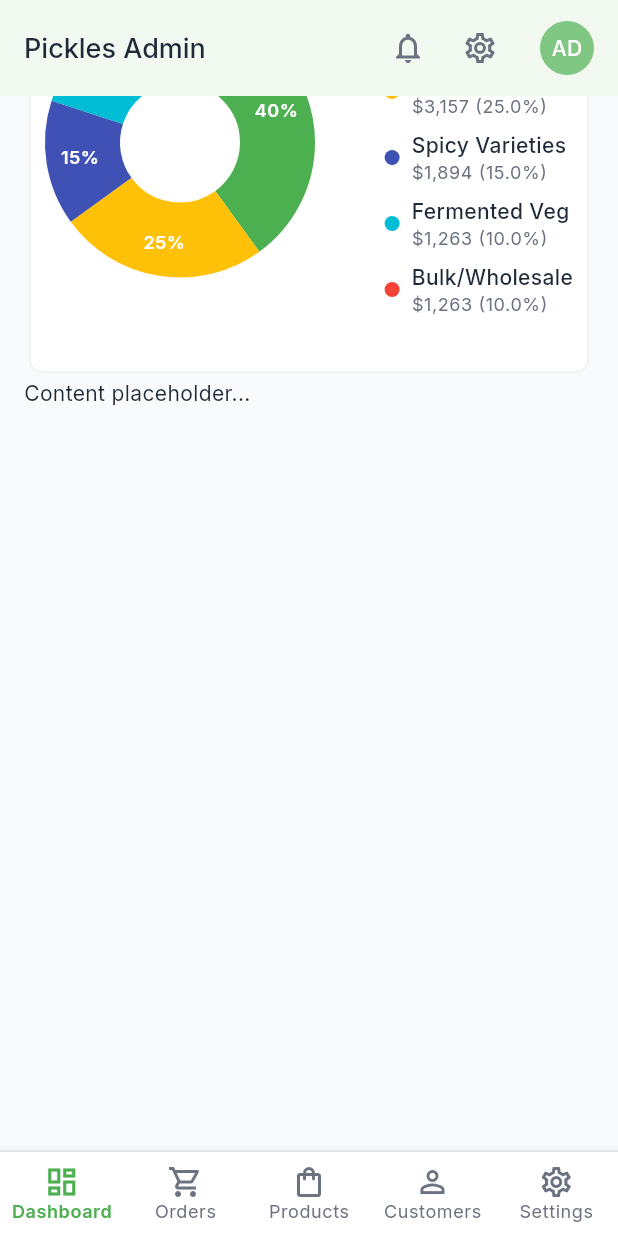
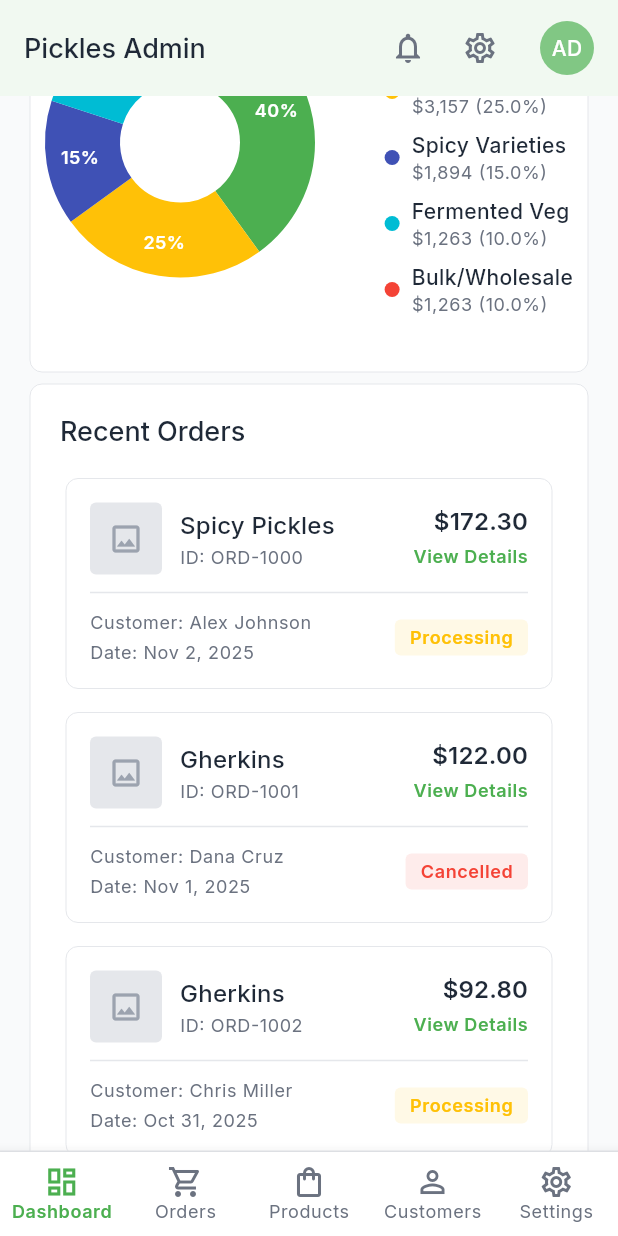
Before and after one commit to tulasireddytulasi/pickles_lab_web, a Flutter app: the screen it shows after launch, scrolled down 1152 dp, on a phone screen of 412 x 824 dp. Run offline on Flutter 3.47's test engine with Material 3 defaults, Android fonts, the phone set to English and light mode, and no system bars; drawn by our look-alikes of fl_chart; our stand-ins replace bloc, go_router, google_fonts.

Commit message:
feat: Implement responsive Recent Orders section
This commit introduces the "Recent Orders" section to the dashboard, which responsively displays order data in a table on desktop and as a list of cards on mobile.

### Features
- **Responsive Layout**: Implements `RecentOrdersContainer` which acts as a responsive wrapper, switching between a `DataTable` for desktop (`>=769px`) and a `Column` of cards for smaller screens.
- **Desktop View**: Creates `RecentOrdersTable`, a horizontally scrollable `DataTable` displaying key order details, including an icon-based "View Details" action.
- **Mobile View**: Implements `OrderListItem`, a `Card`-based widget that presents a single order's information in a mobile-friendly two-row layout.
- **Status Badge**: Adds a new reusable `StatusBadge` widget that displays order status ('completed', 'processing', 'cancelled') with distinct background and text colors.
- **Integration**: Integrates the `RecentOrdersContainer` into the main `DashboardScreen`.

```diff
--- a/lib/app/presentation/dashboard_screen/dashboard_screen.dart
+++ b/lib/app/presentation/dashboard_screen/dashboard_screen.dart
@@ -5,6 +5,7 @@ import 'package:pickles_lab_dashboard/app/widgets/responsive_layout.dart';
 import 'widgets/chart_widget.dart';
 import 'widgets/dashboard_header.dart';
 import 'widgets/metric_cards_list.dart';
+import 'widgets/recent_orders_container.dart';
 
 /// The root screen for the Pickles Dashboard view.
 ///
@@ -30,6 +31,9 @@ class DashboardScreen extends StatelessWidget {
         // 3. Sales Trend Chart (Takes full width) chart_widget
         const ChartWidget(),
 
+        // 4. Recent Orders Table/List
+        const RecentOrdersContainer(),
+
 
         const Text('Content placeholder...'),
         const SizedBox(height: 1200),
--- /dev/null
+++ b/lib/app/presentation/dashboard_screen/widgets/data_display/status_badge.dart
@@ -0,0 +1,54 @@
+// lib/widgets/data_display/status_badge.dart
+
+import 'package:flutter/material.dart';
+import 'package:pickles_lab_dashboard/app/core/theme/app_colors.dart';
+
+/// A reusable badge widget to display the status of an order.
+///
+/// It uses a color scheme defined in AppColors based on the status text.
+/// This is a [StatelessWidget].
+class StatusBadge extends StatelessWidget {
+  final String status;
+
+  const StatusBadge({super.key, required this.status});
+
+  @override
+  Widget build(BuildContext context) {
+    // Determine color based on the status string
+    Color textColor;
+    Color backgroundColor;
+
+    switch (status.toLowerCase()) {
+      case 'completed':
+        textColor = AppColors.statusCompletedText;
+        backgroundColor = AppColors.statusCompletedBg;
+        break;
+      case 'processing':
+        textColor = AppColors.statusProcessingText;
+        backgroundColor = AppColors.statusProcessingBg;
+        break;
+      case 'cancelled':
+        textColor = AppColors.statusCancelledText;
+        backgroundColor = AppColors.statusCancelledBg;
+        break;
+      default:
+        textColor = AppColors.textMedium;
+        backgroundColor = AppColors.border;
+    }
+
+    return Container(
+      padding: const EdgeInsets.symmetric(horizontal: 10, vertical: 4),
+      decoration: BoxDecoration(
+        color: backgroundColor,
+        borderRadius: BorderRadius.circular(4.0),
+      ),
+      child: Text(
+        status,
+        style: Theme.of(context).textTheme.bodySmall!.copyWith(
+          color: textColor,
+          fontWeight: FontWeight.w600,
+        ),
+      ),
+    );
+  }
+}
--- /dev/null
+++ b/lib/app/presentation/dashboard_screen/widgets/order_list_item.dart
@@ -0,0 +1,122 @@
+// lib/screens/dashboard/widgets/order_list_item.dart
+
+import 'package:flutter/material.dart';
+import 'package:intl/intl.dart';
+import 'package:pickles_lab_dashboard/app/core/theme/app_colors.dart';
+import 'package:pickles_lab_dashboard/app/data/mock_data/metric_mock_data.dart';
+import 'data_display/status_badge.dart';
+
+/// The Mobile/Card view component for a single Recent Order item.
+///
+/// This is a [StatelessWidget].
+class OrderListItem extends StatelessWidget {
+  final Order order;
+
+  const OrderListItem({super.key, required this.order});
+
+  @override
+  Widget build(BuildContext context) {
+    final theme = Theme.of(context);
+    final currencyFormatter = NumberFormat.currency(locale: 'en_US', symbol: '\$', decimalDigits: 2);
+
+    return Card(
+      child: Padding(
+        padding: const EdgeInsets.all(16.0),
+        child: Column(
+          children: [
+            // Row 1: Product, Amount, and View Button
+            Row(
+              mainAxisAlignment: MainAxisAlignment.spaceBetween,
+              crossAxisAlignment: CrossAxisAlignment.start,
+              children: [
+                Expanded(
+                  child: Row(
+                    children: [
+                      // Image Placeholder
+                      Container(
+                        width: 48,
+                        height: 48,
+                        decoration: BoxDecoration(
+                          color: AppColors.border,
+                          borderRadius: BorderRadius.circular(4),
+                        ),
+                        margin: const EdgeInsets.only(right: 12),
+                        child: const Center(
+                            child: Icon(Icons.image_outlined, size: 24, color: AppColors.textLight)),
+                      ),
+
+                      // Product Name and ID
+                      Column(
+                        crossAxisAlignment: CrossAxisAlignment.start,
+                        children: [
+                          Text(order.productName, style: theme.textTheme.titleMedium),
+                          const SizedBox(height: 2),
+                          Text('ID: ${order.id}', style: theme.textTheme.bodySmall),
+                        ],
+                      ),
+                    ],
+                  ),
+                ),
+
+                // Amount and View Button
+                Column(
+                  crossAxisAlignment: CrossAxisAlignment.end,
+                  children: [
+                    Text(
+                      currencyFormatter.format(order.amount),
+                      style: theme.textTheme.titleMedium!.copyWith(fontWeight: FontWeight.w600),
+                    ),
+                    const SizedBox(height: 4),
+                    Semantics(
+                      button: true,
+                      label: 'View details',
+                      child: InkWell(
+                        onTap: () {
+                          // TODO: Implement Modal opening (Step 11)
+                          ScaffoldMessenger.of(context).showSnackBar(
+                            SnackBar(content: Text('Viewing Order: ${order.id}')),
+                          );
+                        },
+                        child: Text(
+                          'View Details',
+                          style: theme.textTheme.bodySmall!.copyWith(
+                            color: AppColors.primary,
+                            fontWeight: FontWeight.w600,
+                          ),
+                        ),
+                      ),
+                    ),
+                  ],
+                ),
+              ],
+            ),
+
+            const Divider(height: 24, color: AppColors.border),
+
+            // Row 2: Customer, Date, and Status
+            Row(
+              mainAxisAlignment: MainAxisAlignment.spaceBetween,
+              children: [
+                // Customer and Date
+                Column(
+                  crossAxisAlignment: CrossAxisAlignment.start,
+                  children: [
+                    Text('Customer: ${order.customerName}', style: theme.textTheme.bodySmall),
+                    const SizedBox(height: 4),
+                    Text(
+                      'Date: ${DateFormat('MMM d, yyyy').format(order.orderDate)}',
+                      style: theme.textTheme.bodySmall,
+                    ),
+                  ],
+                ),
+
+                // Status Badge
+                StatusBadge(status: order.status),
+              ],
+            ),
+          ],
+        ),
+      ),
+    );
+  }
+}
--- /dev/null
+++ b/lib/app/presentation/dashboard_screen/widgets/recent_orders_container.dart
@@ -0,0 +1,49 @@
+// lib/screens/dashboard/widgets/recent_orders_container.dart
+
+import 'package:flutter/material.dart';
+import 'package:pickles_lab_dashboard/app/data/mock_data/metric_mock_data.dart';
+import 'order_list_item.dart';
+import 'recent_orders_table.dart';
+
+/// A wrapper widget that manages the title and switches between
+/// the Desktop Table and Mobile List view for recent orders.
+///
+/// This is a [StatelessWidget].
+class RecentOrdersContainer extends StatelessWidget {
+  const RecentOrdersContainer({super.key});
+
+  @override
+  Widget build(BuildContext context) {
+    final orders = MockDataService().getRecentOrders();
+    final isDesktop = MediaQuery.of(context).size.width >= 769;
+
+    return Card(
+      child: Padding(
+        padding: const EdgeInsets.all(20.0),
+        child: Column(
+          crossAxisAlignment: CrossAxisAlignment.start,
+          children: [
+            // Header
+            Text(
+              'Recent Orders',
+              style: Theme.of(context).textTheme.titleLarge,
+            ),
+            const SizedBox(height: 16),
+
+            // Responsive Content Switch
+            isDesktop
+                ? RecentOrdersTable(orders: orders)
+                : Column(
+              children: orders.map((order) {
+                return Padding(
+                  padding: const EdgeInsets.only(bottom: 8.0),
+                  child: OrderListItem(order: order),
+                );
+              }).toList(),
+            ),
+          ],
+        ),
+      ),
+    );
+  }
+}
```
Also changed, not shown: lib/app/presentation/dashboard_screen/widgets/recent_orders_table.dart (added, +133 -0 lines).
